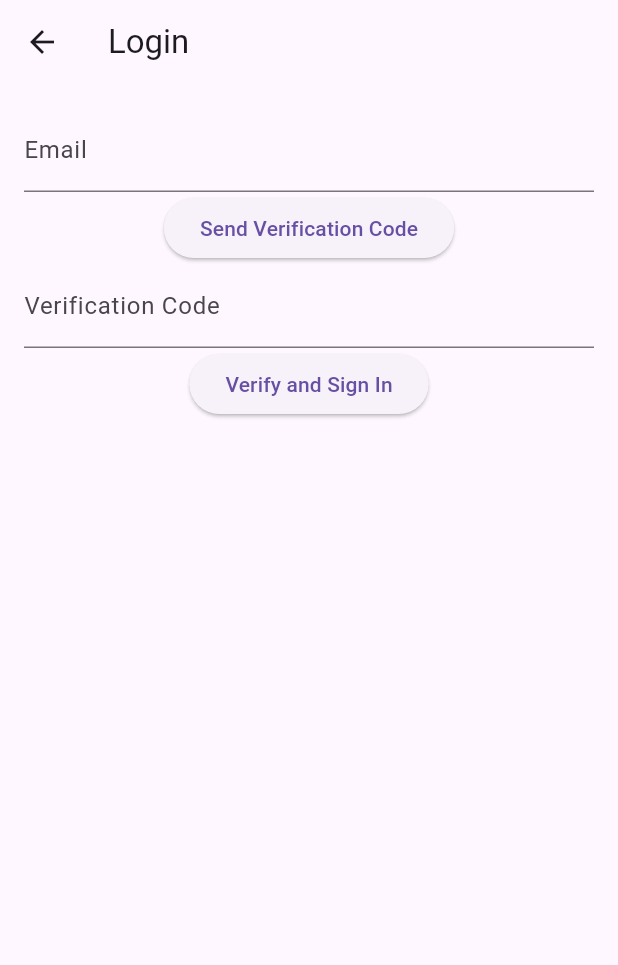
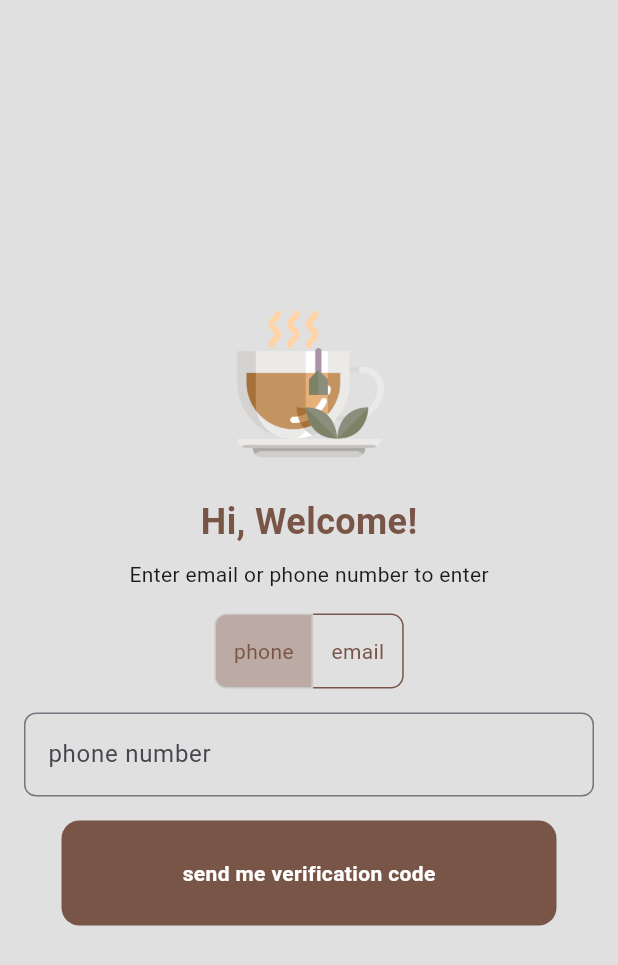
Before and after one commit to renataub/Coffee-Shop, a Flutter app: the screen it shows after launch, after a tap on "Enter Shop", on a phone screen of 412 x 824 dp. Shown: the top 965 px of the screen. Run offline on Flutter 3.47's test engine with Material 3 defaults, Android fonts, the phone set to English and light mode, and no system bars; our stand-ins replace cloud_firestore, confetti, firebase_auth, firebase_core, firebase_storage, flutter_credit_card and 1 more; missing offline and left inert: mailer; accounts and stored records are empty.

Commit message:
login with verification code sent in email and SMS

```diff
--- a/lib/main.dart
+++ b/lib/main.dart
@@ -8,7 +8,7 @@ import 'pages/intro_screen.dart';
 
 void main() async {
   WidgetsFlutterBinding.ensureInitialized();
-  await Firebase.initializeApp(options: DefaultafirebaseOptions.currentPlatform);
+  await Firebase.initializeApp();
   final storage = FirebaseStorage.instance;
   runApp(MyApp());
 }
--- a/lib/pages/home_page.dart
+++ b/lib/pages/home_page.dart
@@ -4,7 +4,6 @@ import 'package:coffee_shop/const.dart';
 import 'package:coffee_shop/pages/cart_page.dart';
 import 'package:coffee_shop/pages/shop_page.dart';
 import 'package:flutter/material.dart';
-
 import 'about_page.dart';
 import 'manager_page.dart';
 
--- a/lib/pages/login_page.dart
+++ b/lib/pages/login_page.dart
@@ -190,99 +190,105 @@
 
 
 
-// Widget build(BuildContext context) {
-//          return Scaffold(
-//        appBar: AppBar(title: Text('Login')),
-//        body: Padding(
-//          padding: const EdgeInsets.all(16.0),
-//          child: Column(
-//            children: [
-//              TextField(
-//                controller: emailController,
-//                decoration: InputDecoration(labelText: 'Email'),
-//              ),
-//              ElevatedButton(
-//                onPressed: _sendVerificationCode,
-//                child: Text('Send Verification Code'),
-//              ),
-//              TextField(
-//                controller: codeController,
-//                decoration: InputDecoration(labelText: 'Verification Code'),
-//              ),
-//              ElevatedButton(
-//                onPressed: signInWithEmailCode,
-//                child: Text('Verify and Sign In'),
-//              ),
-//            ],
-//          ),
-//        ),
-//      );
-//    }
+
+// import 'dart:async';
+// import 'package:cloud_firestore/cloud_firestore.dart';
+// import 'package:coffee_shop/pages/home_page.dart';
+// import 'package:firebase_auth/firebase_auth.dart';
+// import 'package:flutter/material.dart';
+// import 'package:flutter/widgets.dart';
+// import '../services/email_service.dart';
+
+// class LoginPage extends StatefulWidget {
+//   _LoginPageState createState() => _LoginPageState();
 // }
 
-
-// //   Widget build(BuildContext context) {
-// //     return Scaffold(
-// //       backgroundColor: backgroundColor,
-// //       body: Center(
-// //         child: Column(
-// //           mainAxisAlignment: MainAxisAlignment.center,
-// //           children: [
-// //             Padding(
-// //               padding: EdgeInsets.all(25),
-// //               child: Image.asset("lib/images/espresso.png", height: 100),
-// //             ),
-// //             SizedBox(height: 20),
-// //             Text("Hi, Welcome",
-// //               style: TextStyle(fontWeight: FontWeight.bold, color: Colors.brown[800], fontSize: 24),
-// //             ),
-// //             Text("Enter your email or phone number to enter",
-// //               style: TextStyle(color: Colors.brown, fontSize: 16),
-// //             ),
-// //             SizedBox(height: 16),
-// //             TextField(
-// //               controller: emailController,
-// //               decoration: InputDecoration(
-// //                 labelText: "Email",
-// //               ),
-// //             ),
-// //             SizedBox(height: 20),
-// //             MyButton(text: "Send me verification code", onTap: _sendVerificationCode),
-// //             // TextField(
-// //             //   controller: passwordController,
-// //             //   obscureText: true,
-// //             //   decoration: InputDecoration(
-// //             //     labelText: "Password",
-// //             //   ),
-// //             // ),
-// //           ],
-// //         ),
-// //       ),
-// //     );
-// //   }
-// // }
+// class _LoginPageState extends State<LoginPage> {
+//   TextEditingController _emailController = TextEditingController();
+//   TextEditingController _codeController = TextEditingController();
+//   TextEditingController _phoneController = TextEditingController();
+//   String? _verificationCode;
+//   final EmailService _emailService = new EmailService();
 
 
 
+//   void signInWithEmailCode() async {
+//     String email = _emailController.text.trim();
+//     String code = _codeController.text.trim();
 
+//     if (code == _verificationCode) {
+//       User? user = await _checkUserExists(email);
 
+//       if (user == null) {
+//         await _registerUser(email);
+//       }
 
+//       Navigator.pushReplacement(
+//         context,
+//         MaterialPageRoute(builder: (context) => HomePage()),
+//       );
+//     } else {
+//       ScaffoldMessenger.of(context).showSnackBar(
+//         SnackBar(content: Text('Verification code is incorrect.')),
+//       );
+//     }
+//   }
 
+//   Future<void> _sendVerificationCode() async {
+//     String email = _emailController.text.trim();
+//     _verificationCode = _emailService.generateVerificationCode();
 
+//     print('Send Verification Code button clicked');
+//     print('Verification code: $_verificationCode');
 
+//     await _emailService.sendVerificationEmail(email, _verificationCode!);
 
+//     ScaffoldMessenger.of(context).showSnackBar(
+//       SnackBar(content: Text('Verification code sent to $email.')),
+//     );
+//   }
 
+//   Future<User?> _checkUserExists(String email) async {
+//     try {
+//       UserCredential userCredential =
+//           await FirebaseAuth.instance.signInWithEmailAndPassword(
+//         email: email,
+//         password: 'temporaryPassword',
+//       );
+//       return userCredential.user;
+//     } catch (e) {
+//       return null;
+//     }
+//   }
 
+//   Future<void> _registerUser(String email) async {
+//     try {
+//       UserCredential userCredential =
+//           await FirebaseAuth.instance.createUserWithEmailAndPassword(
+//         email: email,
+//         password: 'temporaryPassword',
+//       );
+//       await FirebaseFirestore.instance
+//           .collection('user')
+//           .doc(userCredential.user?.uid)
+//           .set({
+//         'email': email,
+//       });
+//     } catch (e) {
+//       print('Error registering user: $e');
+//     }
+//   }
 
 
 import 'dart:async';
-
-
+import 'dart:math';
 import 'package:cloud_firestore/cloud_firestore.dart';
 import 'package:coffee_shop/pages/home_page.dart';
 import 'package:firebase_auth/firebase_auth.dart';
 import 'package:flutter/material.dart';
-
+import 'package:flutter/widgets.dart';
+import '../components/my_button.dart';
+import '../const.dart';
 import '../services/email_service.dart';
 
 class LoginPage extends StatefulWidget {
@@ -290,15 +296,41 @@ class LoginPage extends StatefulWidget {
 }
 
 class _LoginPageState extends State<LoginPage> {
-  final _emailController = TextEditingController();
-  final _phoneController = TextEditingController();
-  final _codeController = TextEditingController();
-
+  TextEditingController _emailController = TextEditingController();
+  TextEditingController _codeController = TextEditingController();
+  TextEditingController _phoneController = TextEditingController();
+  String? _verificationCode;
+  bool _isCodeSent = false;
+  bool _isEmailSelected = false;
   final EmailService _emailService = new EmailService();
 
-  String? _verificationCode;
+    void _verifyPhoneNumber() async{
+    String phoneNumber = _phoneController.text.trim();
 
-  void signInWithEmailCode() async {
+    if(!phoneNumber.startsWith("+")){
+      phoneNumber = "+972" + phoneNumber;
+    }
+
+    await FirebaseAuth.instance.verifyPhoneNumber(
+      phoneNumber: phoneNumber,
+      verificationCompleted: (PhoneAuthCredential credential) async{
+        await FirebaseAuth.instance.signInWithCredential(credential);
+        _checkUserExists(phoneNumber);
+      },
+      verificationFailed: (FirebaseAuthException e){
+        print("Verification Failed: ${e.message}");
+      },
+      codeSent: (String verificationCode, int? resendToken){
+        setState(() {
+          _verificationCode = verificationCode;
+          _isCodeSent = true;
+        });
+      },
+      codeAutoRetrievalTimeout: (String verificationId){}
+    );
+  }
+
+  void _signInWithEmailCode() async {
     String email = _emailController.text.trim();
     String code = _codeController.text.trim();
 
@@ -315,23 +347,60 @@ class _LoginPageState extends State<LoginPage> {
       );
     } else {
       ScaffoldMessenger.of(context).showSnackBar(
-        SnackBar(content: Text('Verification code is incorrect.')),
+        SnackBar(content: Text('Invalid Code'), backgroundColor: Colors.red,),
+
       );
     }
   }
 
+  Future<void> _registerUser(String email) async {
+    try {
+      UserCredential userCredential = await FirebaseAuth.instance.createUserWithEmailAndPassword(
+        email: email,
+        password: 'temporaryPassword',
+      );
+      await FirebaseFirestore.instance
+          .collection('user')
+          .doc(userCredential.user?.uid)
+          .set({
+        'email': email,
+      });
+    } catch (e) {
+      print('Error registering user: $e');
+    }
+  }
+
+  String _generateVerificationCode() {
+    final random = Random();
+    return List<int>.generate(6, (index) => random.nextInt(10)).join();
+  }
+
   Future<void> _sendVerificationCode() async {
     String email = _emailController.text.trim();
-    _verificationCode = _emailService.generateVerificationCode();
+    if(email.isEmpty || !RegExp(r"^[\w-\.]+@([\w-]+\.)+[\w-]{2,4}$").hasMatch(email)){
+      ScaffoldMessenger.of(context).showSnackBar(SnackBar(
+        content: Text("Please enter a valid email address"),
+        backgroundColor: Colors.red,
+      ));
+      return ;
+    }
+    String verificationCode = _generateVerificationCode();
+    await _emailService.sendVerificationEmail(email, verificationCode);
+    setState(() {
+      _verificationCode = verificationCode;
+      _isCodeSent = true;
+    });
+  }
 
-    print('Send Verification Code button clicked');
-    print('Verification code: $_verificationCode');
-
-    await _emailService.sendVerificationEmail(email, _verificationCode!);
-
-    ScaffoldMessenger.of(context).showSnackBar(
-      SnackBar(content: Text('Verification code sent to $email.')),
+  void _signInSMSCode() async{
+    if(_verificationCode != null){
+      final credential = PhoneAuthProvider.credential(
+        verificationId: _verificationCode!,
+        smsCode: _codeController.text,
       );
+      await FirebaseAuth.instance.signInWithCredential(credential);
+      // _checkUserExists();
+    }
   }
 
   Future<User?> _checkUserExists(String email) async {
@@ -347,97 +416,117 @@ class _LoginPageState extends State<LoginPage> {
     }
   }
 
-  Future<void> _registerUser(String email) async {
-    try {
-      UserCredential userCredential =
-          await FirebaseAuth.instance.createUserWithEmailAndPassword(
-        email: email,
-        password: 'temporaryPassword',
-      );
-      await FirebaseFirestore.instance
-          .collection('user')
-          .doc(userCredential.user?.uid)
-          .set({
-        'email': email,
+  Widget build(BuildContext context){
+    return Scaffold(
+      backgroundColor: backgroundColor,
+      body: Center(
+        child: SingleChildScrollView(
+          padding: EdgeInsets.all(16),
+          child: Column(
+            mainAxisAlignment: MainAxisAlignment.center,
+            children: [
+              Image.asset("lib/images/latte.png", height: 100),
+              SizedBox(height: 24),
+              Text("Hi, Welcome!",
+                style: TextStyle(fontSize: 24, fontWeight: FontWeight.bold, color: Colors.brown),
+              ),
+              SizedBox(height: 8),
+              Text("Enter email or phone number to enter"),
+              SizedBox(height: 16),
+              ToggleButtons(
+                children: [
+                  Padding(
+                    padding: EdgeInsets.symmetric(horizontal: 12),
+                    child: Text("phone",
+                      style: TextStyle(color: Colors.brown),
+                    ),
+                  ),
+                  Padding(
+                    padding: EdgeInsets.symmetric(horizontal: 12),
+                    child: Text("email",
+                      style: TextStyle(color: Colors.brown),
+                    ),
+                  ),
+                ],
+                isSelected: [_isEmailSelected == false, _isEmailSelected == true],
+                onPressed: (index) {
+                  setState(() {
+                    _isEmailSelected = index == 1;
+                    _isCodeSent = false;
                   });
-    } catch (e) {
-      print('Error registering user: $e');
-    }
-  }
-
-  // Widget build(BuildContext context) {
-  //   return Scaffold(
-  //     backgroundColor: backgroundColor,
-  //     body: Center(
-  //       child: Column(
-  //         mainAxisAlignment: MainAxisAlignment.center,
-  //         children: [
-  //           Padding(
-  //             padding: EdgeInsets.all(25),
-  //             child: Image.asset("lib/images/latte.png", height: 140),
-  //           ),
-  //           SizedBox(height: 10),
-  //           Text(
-  //             "היי, ברוכים הבאים",
-  //             style: TextStyle(
-  //               fontWeight: FontWeight.bold,
-  //               color: Colors.brown[800],
-  //               fontSize: 26,
-  //             ),
-  //           ),
-  //           SizedBox(height: 10),
-  //           Text(
-  //             "הזינו את מספר הטלפון או המייל על מנת להיכנס",
-  //             style: TextStyle(
-  //               color: Colors.black,
-  //               fontSize: 18,
-  //             ),
-  //           ),
-  //           SizedBox(height: 10),
-  //           ToggleButtons(
-  //             children: <Widget>[
-  //               Padding(
-  //                 padding: EdgeInsets.all(5),
-  //                 Text("טלפון"),
-  //               ),
-  //               Padding(
-  //                 padding: EdgeInsets.all(5),
-  //                 Text("מייל"),
-  //               ),
-  //             ],
-  //           ),
-  //         ],
-  //       ),
-  //     ),
-  //   );
-  // }
-
-   Widget build(BuildContext context) {
-         return Scaffold(
-       appBar: AppBar(title: Text('Login')),
-       body: Padding(
-         padding: const EdgeInsets.all(16.0),
-         child: Column(
-           children: [
+                },
+                borderColor: Colors.brown,
+                borderRadius: BorderRadius.circular(8),
+                fillColor: Colors.brown.shade200,
+              ),
+              SizedBox(height: 16),
+              if(!_isEmailSelected) ...[
+                TextField(
+                  controller: _phoneController,
+                  decoration: InputDecoration(
+                    labelText: "phone number",
+                    prefixText: "+972",
+                    border: OutlineInputBorder(
+                      borderRadius: BorderRadius.circular(8),
+                      borderSide: BorderSide(color: Colors.brown),
+                    ),
+                    focusedBorder: OutlineInputBorder(
+                      borderRadius: BorderRadius.circular(8),
+                      borderSide: BorderSide(color: Colors.brown),
+                    ),
+                  ),
+                  keyboardType: TextInputType.phone,
+                ),
+              ] else ...[
                 TextField(
                   controller: _emailController,
-               decoration: InputDecoration(labelText: 'Email'),
+                  decoration: InputDecoration(
+                    labelText: "email",
+                    border: OutlineInputBorder(
+                      borderRadius: BorderRadius.circular(8),
+                      borderSide: BorderSide(color: Colors.brown),
                     ),
-             ElevatedButton(
-               onPressed: _sendVerificationCode,
-               child: Text('Send Verification Code'),
+                    focusedBorder: OutlineInputBorder(
+                      borderRadius: BorderRadius.circular(8),
+                      borderSide: BorderSide(color: Colors.brown),
                     ),
+                  ),
+                  keyboardType: TextInputType.emailAddress,
+                ),
+              ],
+              SizedBox(height: 16),
+              if(!_isCodeSent) ...[
+                MyButton(
+                  text: _isEmailSelected ? "send me verification code in email" : "send me verification code",
+                  onTap: _isEmailSelected ? _sendVerificationCode :_verifyPhoneNumber,
+                ),
+              ] else ...[
+                Text(_isEmailSelected ? "we sent verification code to your email" : "we sent verification code to your phone",
+                  style: TextStyle(color: Colors.brown),
+                ),
+                SizedBox(height: 8),
+                Text(_isEmailSelected ? _emailController.text : _phoneController.text,
+                  style: TextStyle(color: Colors.brown, fontWeight: FontWeight.bold),
+                ),
+                SizedBox(height: 16),
                 TextField(
                   controller: _codeController,
-               decoration: InputDecoration(labelText: 'Verification Code'),
+                  decoration: InputDecoration(
+                    label: Text("Verification Code"),
+                    border: OutlineInputBorder(
+                      borderRadius: BorderRadius.circular(8),
+                      borderSide: BorderSide(color: Colors.brown),
                     ),
-             ElevatedButton(
-               onPressed: signInWithEmailCode,
-               child: Text('Verify and Sign In'),
                   ),
+                  keyboardType: TextInputType.number,
+                ),
+                MyButton(text: "Verify", onTap: _isEmailSelected ? _signInWithEmailCode : _signInSMSCode),
               ],
+            ],
+          ),
         ),
       ),
     );
   }
+
 }
--- a/lib/pages/manager_page.dart
+++ b/lib/pages/manager_page.dart
@@ -15,14 +15,12 @@
 //   File? _imageFile;
 //   final ImagePicker _picker = ImagePicker();
 
-//   @override
 //   void dispose() {
 //     _nameController.dispose();
 //     _priceController.dispose();
 //     super.dispose();
 //   }
 
-//   @override
 //   Widget build(BuildContext context) {
 //     return Scaffold(
 //       appBar: AppBar(
--- a/lib/services/email_service.dart
+++ b/lib/services/email_service.dart
@@ -1,133 +1,3 @@
-// import 'dart:math';
-
-// import 'package:cloud_firestore/cloud_firestore.dart';
-// import 'package:firebase_auth/firebase_auth.dart';
-// import 'package:mailer/mailer.dart';
-// import 'package:mailer/smtp_server.dart';
-
-// class EmailService {
-//   final FirebaseAuth _firebaseAuth = FirebaseAuth.instance;
-//   final FirebaseFirestore _firebaseFirestore = FirebaseFirestore.instance;
-
-//   User? getCurrentUser() {
-//     return _firebaseAuth.currentUser;
-//   }
-
-//   final String userEmail = "g0548457103@gmail.com";
-//   final String userPassword = "mjdr ibfp rojk icbz";
-
-//   // Future<UserCredential> loginWithEmailPassword(String email, String password) async {
-//   //   try {
-//   //     // Check if the email exists
-//   //     List<String> signInMethods = await _firebaseAuth.fetchSignInMethodsForEmail(email);
-
-//   //     if (signInMethods.contains('password')) {
-//   //       // If email exists, send code to the email
-//   //       await sendVerificationCode(email);
-//   //       throw Exception("Email already exists. A code has been sent to your email.");
-//   //     } else {
-//   //       // If email doesn't exist, create a new user
-//   //       UserCredential userCredential = await _firebaseAuth.createUserWithEmailAndPassword(
-//   //         email: email,
-//   //         password: password,
-//   //       );
-
-//   //       await _firebaseFirestore.collection('Users').doc(userCredential.user!.uid).set(
-//   //         {
-//   //           'uid': userCredential.user!.uid,
-//   //           'email': email,
-//   //         },
-//   //         SetOptions(merge: true),
-//   //       );
-
-//   //       // Send the code to the email
-//   //       await sendVerificationCode(email);
-
-//   //       return userCredential;
-//   //     }
-//   //   } on FirebaseAuthException catch (e) {
-//   //     throw Exception(e.code);
-//   //   }
-//   // }
-
-//   // String generateVerificationCode(){
-//   //   final randon = Random();
-//   //   return List<int>.generate(6, (index) => randon.nextInt(10)).join();
-//   // }
-
-//   Future<void> sendVerificationCode(String email) async {
-//     final random = Random();
-//     final code = List<int>.generate(6, (index) => random.nextInt(10)).join();
-
-//     final smtpServer = gmail(userEmail, userPassword);
-//     final message = Message()
-//       ..from = Address(userEmail, 'Coffee Shop')
-//       ..recipients.add(email)
-//       ..subject = 'Your Verification Code'
-//       ..text = 'Your verification code is: $code';
-
-//     try {
-//       final sendReport = await send(message, smtpServer);
-//       print('Message sent: ' + sendReport.toString());
-//     } on MailerException catch (e) {
-//       print('Message not sent. \n${e.toString()}');
-//     }
-//   }
-
-//   // Future<UserCredential> loginWithEmailPassword(String email, String password) async {
-//   //   try {
-//   //     // Check if the email exists
-//   //     List<String> signInMethods = await _firebaseAuth.fetchSignInMethodsForEmail(email);
-
-//   //     if (signInMethods.contains('password')) {
-//   //       // If email exists, send code to the email
-//   //       await sendCodeToEmail(email);
-//   //       throw Exception("Email already exists. A code has been sent to your email.");
-//   //     } else {
-//   //       // If email doesn't exist, create a new user
-//   //       UserCredential userCredential = await _firebaseAuth.createUserWithEmailAndPassword(
-//   //         email: email,
-//   //         password: password,
-//   //       );
-
-//   //       await _firebaseFirestore.collection('Users').doc(userCredential.user!.uid).set(
-//   //         {
-//   //           'uid': userCredential.user!.uid,
-//   //           'email': email,
-//   //         },
-//   //         SetOptions(merge: true),
-//   //       );
-
-//   //       // Send the code to the email
-//   //       await sendCodeToEmail(email);
-
-//   //       return userCredential;
-//   //     }
-//   //   } on FirebaseAuthException catch (e) {
-//   //     throw Exception(e.code);
-//   //   }
-//   // }
-
-
-
-//   // Future<void> logOut() async {
-//   //   return await _firebaseAuth.signOut();
-//   // }
-// }
-
-
-
-
-
-
-
-
-
-
-
-
-import 'dart:math';
-
 import 'package:mailer/mailer.dart';
 import 'package:mailer/smtp_server.dart';
 
@@ -135,18 +5,13 @@ class EmailService {
   final String username = 'g0548457103@gmail.com';
   final String password = 'mjdr ibfp rojk icbz';
 
-  String generateVerificationCode() {
-    final random = Random();
-    return List<int>.generate(6, (index) => random.nextInt(10)).join();
-  }
-
-  Future<void> sendVerificationEmail(String email, String code) async {
+  Future<void> sendEmail(String email, String subject, String text) async {
     final smtpServer = gmail(username, password);
     final message = Message()
       ..from = Address(username, 'Coffee Shop')
       ..recipients.add(email)
-      ..subject = 'Verification Code'
-      ..text = 'Your verification code is: $code';
+      ..subject = subject
+      ..text = text;
 
     try {
       await send(message, smtpServer);
@@ -155,4 +20,13 @@ class EmailService {
       print('Error sending email: $e');
     }
   }
+
+  Future<void> sendVerificationEmail(String email, String code) async{
+    await sendEmail(email, "Verification Code", "Your Verification Code is $code");
+  }
+
+  Future<void> sendOrderEmail(String email, String orderDetails, String total) async{
+    await sendEmail(email, "Your order details", "Order details:\n$orderDetails\nTotal: $total");
+  }
+
 }
```
Lines whose indentation alone changed are shown as unchanged.
